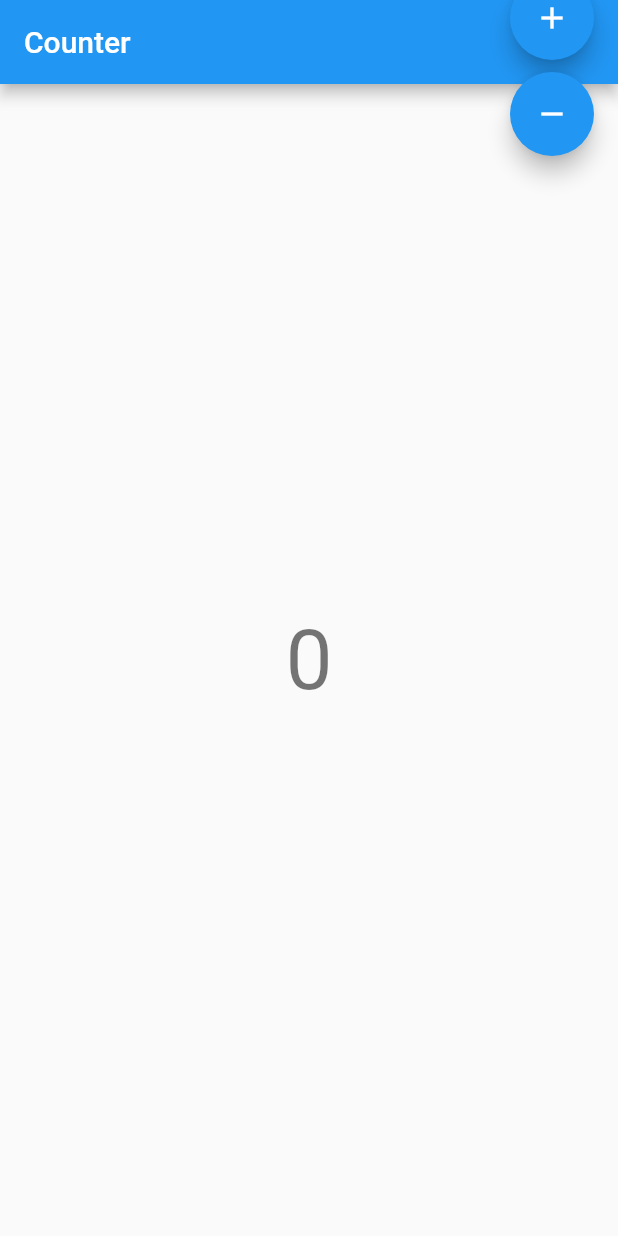
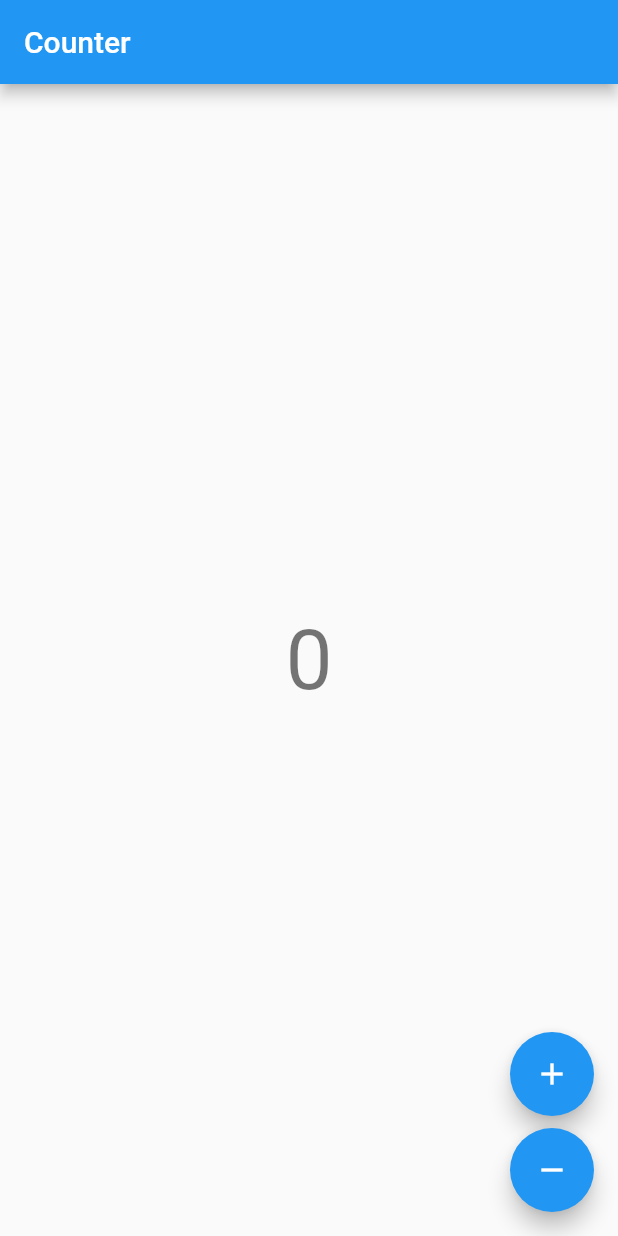
Before and after one commit to alvesluc/flutter_bloc_counter, a Flutter app: the screen it shows after launch, on a phone screen of 412 x 824 dp. Run offline on Flutter 3.47's test engine with Material 2 defaults, Android fonts, the phone set to English and light mode, and no system bars; our stand-ins replace bloc, flutter_bloc.

Commit message:
Properly positioned floating buttons

```diff
--- a/lib/counter/view/counter_view.dart
+++ b/lib/counter/view/counter_view.dart
@@ -19,7 +19,9 @@ class CounterView extends StatelessWidget {
         ),
       ),
       floatingActionButton: Column(
-        children: [
+        mainAxisAlignment: MainAxisAlignment.end,
+        crossAxisAlignment: CrossAxisAlignment.end,
+        children: <Widget>[
           FloatingActionButton(
             key: const Key('counterView_increment_floatingActionButton'),
             child: const Icon(Icons.add),
```
